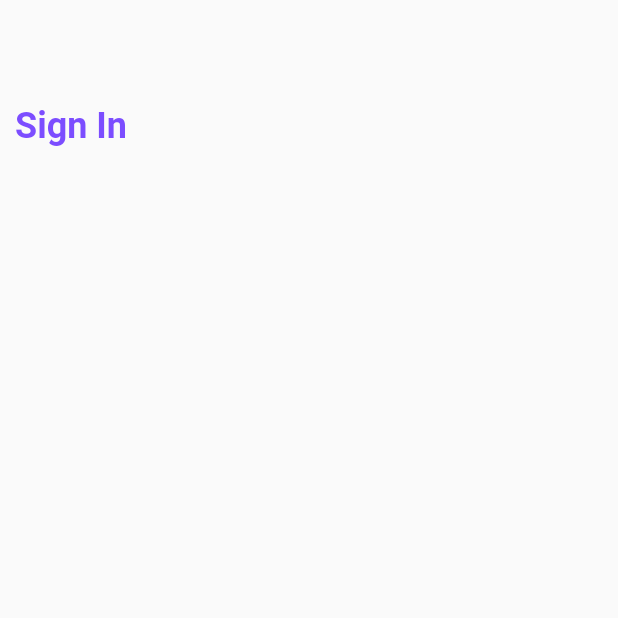
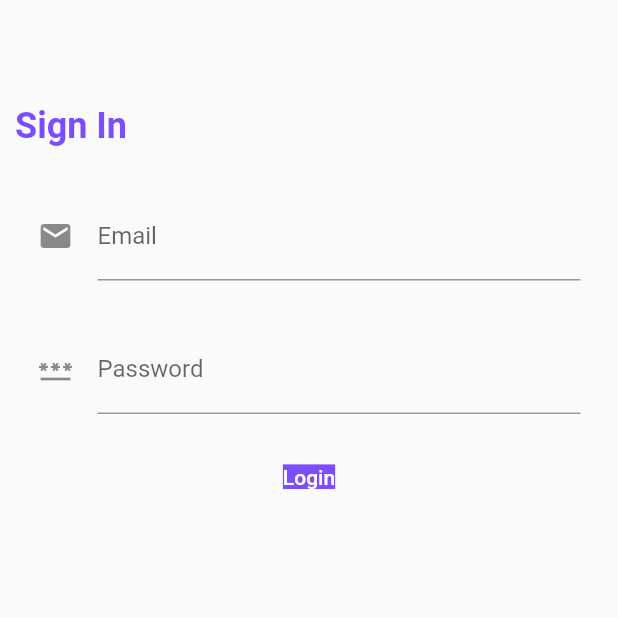
Before and after one commit to Shehanka/fantastic-note, a Flutter app: the screen it shows after launch, after a tap on "Sign In", on a phone screen of 412 x 824 dp, the top half of it. Run offline on Flutter 3.47's test engine with Material 2 defaults, Android fonts, the phone set to English and light mode, and no system bars; our stand-ins replace cloud_firestore, firebase_auth, firebase_core, flutter_modular; accounts and stored records are empty; network calls fail; Roboto replaces fonts that are missing (OpenSans).

Commit message:
Login Screen Added

```diff
--- a/lib/screens/login_screen/login_screen.dart
+++ b/lib/screens/login_screen/login_screen.dart
@@ -1,4 +1,5 @@
 import 'package:fantastic_note/services/auth/authentication.dart';
+import 'package:firebase_auth/firebase_auth.dart';
 import 'package:flutter/material.dart';
 import 'package:flutter_modular/flutter_modular.dart';
 
@@ -9,7 +10,7 @@ class LoginScreen extends StatefulWidget {
 class _LoginScreenState extends State<LoginScreen> {
   late BaseAuthentication _authentication;
   final _formKeyLogin = GlobalKey<FormState>();
-  late TextField _emailField;
+  late TextFormField _emailField;
   late TextField _passwordField = TextField();
   late final TextEditingController _passwordController;
   late final TextEditingController _emailController;
@@ -23,12 +24,42 @@ class _LoginScreenState extends State<LoginScreen> {
     _emailController = TextEditingController();
     _passwordController = TextEditingController();
 
-    _emailField = TextField(
+    _emailField = TextFormField(
       controller: _emailController,
+      decoration: InputDecoration(
+          icon: Icon(Icons.email),
+          labelText: 'Email',
+          hintText: 'Enter your email address'),
+      cursorColor: Colors.deepPurpleAccent,
+      validator: (String? value) {
+        return (value != null && value.contains('@'))
+            ? 'Do not use the @ char.'
+            : null;
+      },
+    );
+    _passwordField = TextField(
+      controller: _passwordController,
+      decoration: InputDecoration(
+          icon: Icon(Icons.password),
+          labelText: 'Password',
+          hintText: 'Enter password'),
     );
   }
 
-  VoidCallback onBackPressed = () async {};
+  Future _userLogin() async {
+    if (_formKeyLogin.currentState!.validate()) {
+      _formKeyLogin.currentState!.save();
+
+      Future<User?> firebaseUser = _authentication.signIn(
+          _emailController.text, _passwordController.text);
+
+      firebaseUser
+          .then((value) => {Modular.to.navigate('/home')})
+          .catchError((e) {
+        print('Sign in Failed $e');
+      });
+    }
+  }
 
   @override
   Widget build(BuildContext context) {
@@ -61,6 +92,29 @@ class _LoginScreenState extends State<LoginScreen> {
                     ),
                   ),
                 ),
+                Padding(
+                  padding: EdgeInsets.only(
+                      top: 20.0, bottom: 10.0, left: 25.0, right: 25.0),
+                  child: _emailField,
+                ),
+                Padding(
+                  padding: EdgeInsets.only(
+                      top: 20.0, bottom: 10.0, left: 25.0, right: 25.0),
+                  child: _passwordField,
+                ),
+                Padding(
+                  padding:
+                      EdgeInsets.symmetric(vertical: 8.0, horizontal: 40.0),
+                  child: MaterialButton(
+                    child: Text(
+                      'Login',
+                      style: TextStyle(
+                          color: Colors.white,
+                          backgroundColor: Colors.deepPurpleAccent),
+                    ),
+                    onPressed: _userLogin,
+                  ),
+                )
               ],
             )
           ],
--- a/lib/screens/login_screen/welcome_screen.dart
+++ b/lib/screens/login_screen/welcome_screen.dart
@@ -1,4 +1,3 @@
-import 'package:firebase_core/firebase_core.dart';
 import 'package:flutter/material.dart';
 import 'package:flutter_modular/flutter_modular.dart';
 
@@ -7,8 +6,6 @@ class WelcomeScreen extends StatefulWidget {
 }
 
 class _WelcomeScreenState extends State<WelcomeScreen> {
-
-
   @override
   Widget build(BuildContext context) {
     return Scaffold(
```
